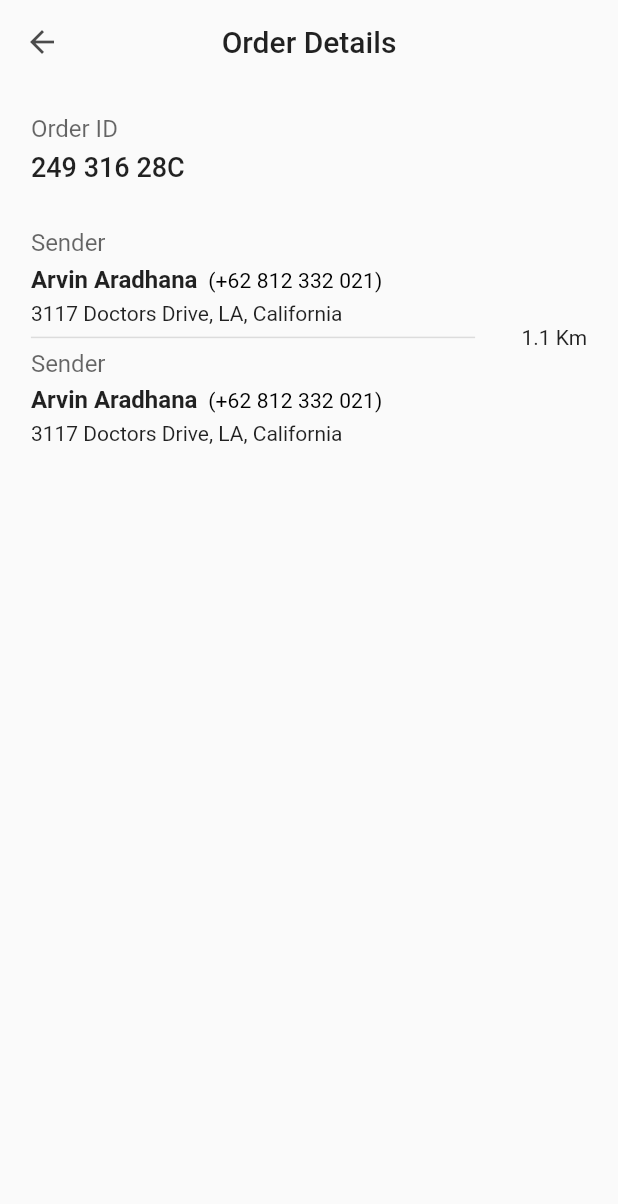
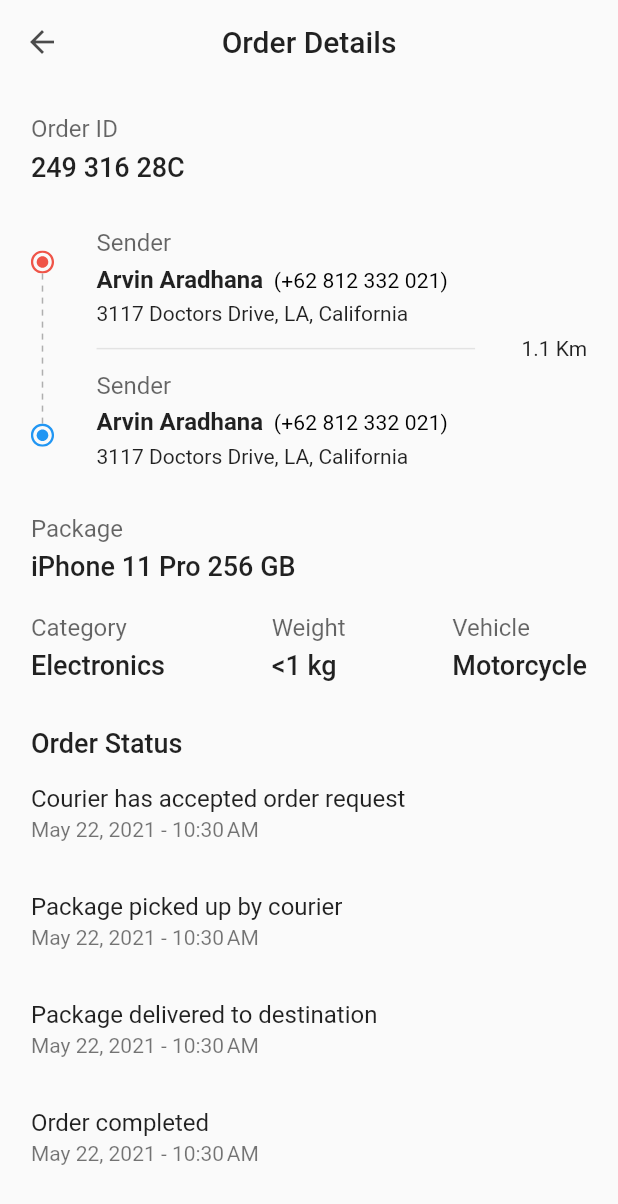
Before and after one commit to gurhankuras/delivery_app, a Flutter app: the OrderDetailPage screen opened directly, on a phone screen of 412 x 824 dp. Shown: the top 1204 px of the screen. Run offline on Flutter 3.47's test engine with Material 2 defaults, Android fonts, the phone set to English and light mode, and no system bars; our stand-ins replace dio, flutter_svg, font_awesome_flutter, google_fonts.

Commit message:
order details page mostly completed

```diff
--- a/lib/dao/order.dart
+++ b/lib/dao/order.dart
@@ -8,6 +8,8 @@ class Order {
   String recipientName;
   String recipientPhoneNumber;
   String recipientAddress;
+
+  List<OrderStatus> orderStates;
 
   String packageName;
   String packageCategory;
@@ -22,12 +24,41 @@ class Order {
     required this.recipientName,
     required this.recipientPhoneNumber,
     required this.recipientAddress,
+    required this.orderStates,
     required this.packageName,
     required this.packageCategory,
     required this.weight,
     required this.vehicleType,
   });
 }
+
+class OrderStatus {
+  String event;
+  DateTime timeStamp;
+  OrderStatus({
+    required this.event,
+    required this.timeStamp,
+  });
+}
+
+final _mockOrderStates = <OrderStatus>[
+  OrderStatus(
+    event: 'Courier has accepted order request',
+    timeStamp: DateTime.now(),
+  ),
+  OrderStatus(
+    event: 'Package picked up by courier',
+    timeStamp: DateTime.now(),
+  ),
+  OrderStatus(
+    event: 'Package delivered to destination',
+    timeStamp: DateTime.now(),
+  ),
+  OrderStatus(
+    event: 'Order completed',
+    timeStamp: DateTime.now(),
+  ),
+];
 
 final mockOrder = Order(
   orderId: "249 316 28C",
@@ -41,4 +72,5 @@ final mockOrder = Order(
   packageName: "iPhone 11 Pro 256 GB",
   vehicleType: "Motorcycle",
   weight: 1,
+  orderStates: _mockOrderStates,
 );
--- /dev/null
+++ b/lib/pages/order_details_page/components/sender_receiver_section.dart
@@ -0,0 +1,73 @@
+import 'package:dotted_line/dotted_line.dart';
+import 'package:flutter/material.dart';
+import 'package:flutter_svg/flutter_svg.dart';
+
+import '../../../dao/order.dart';
+import '../../../utils/size_config.dart';
+import 'sender_reciepient_tile.dart';
+
+class SenderReceiverSection extends StatelessWidget {
+  const SenderReceiverSection({
+    Key? key,
+    required this.order,
+  }) : super(key: key);
+
+  final Order order;
+
+  @override
+  Widget build(BuildContext context) {
+    return Row(
+      mainAxisAlignment: MainAxisAlignment.start,
+      crossAxisAlignment: CrossAxisAlignment.center,
+      children: [
+        buildRouteLine(context),
+        Spacer(),
+        Expanded(
+          flex: 10,
+          child: Column(
+            crossAxisAlignment: CrossAxisAlignment.start,
+            children: [
+              SenderRecipientTile(order: order),
+              Divider(
+                color: Colors.grey.withOpacity(0.25),
+                height: SizeConfig.defaultSize * 3,
+                thickness: 1,
+                endIndent: SizeConfig.defaultSize * 3,
+              ),
+              SenderRecipientTile(order: order),
+            ],
+          ),
+        ),
+        Text('1.1 Km'),
+      ],
+    );
+  }
+
+  Column buildRouteLine(BuildContext context) {
+    return Column(
+      children: [
+        SvgPicture.asset(
+          'assets/svgs/location_circle.svg',
+          color: Theme.of(context).colorScheme.primary,
+          height: SizeConfig.defaultSize * 1.5,
+        ),
+        DottedLine(
+          direction: Axis.vertical,
+          lineLength: 100,
+          lineThickness: 1.0,
+          dashLength: 4.0,
+          dashColor: Colors.black.withOpacity(0.3),
+          dashRadius: 0.0,
+          dashGapLength: 4.0,
+          dashGapColor: Colors.transparent,
+          dashGapRadius: 0.0,
+        ),
+        SvgPicture.asset(
+          'assets/svgs/location_circle.svg',
+          color: Theme.of(context).primaryColor,
+          height: SizeConfig.defaultSize * 1.5,
+        ),
+      ],
+    );
+  }
+}
--- a/lib/pages/order_details_page/sender_reciepient_tile.dart
+++ b/lib/pages/order_details_page/components/sender_reciepient_tile.dart
@@ -1,8 +1,8 @@
-import 'package:delivery_app/utils/size_config.dart';
 import 'package:flutter/material.dart';
 import 'package:flutter/widgets.dart';
 
-import 'package:delivery_app/dao/order.dart';
+import '../../../dao/order.dart';
+import '../../../utils/size_config.dart';
 
 class SenderRecipientTile extends StatelessWidget {
   final Order order;
--- a/lib/pages/order_details_page/order_details_page.dart
+++ b/lib/pages/order_details_page/order_details_page.dart
@@ -1,8 +1,8 @@
-import 'package:delivery_app/pages/order_details_page/sender_reciepient_tile.dart';
-import 'package:delivery_app/utils/size_config.dart';
 import 'package:flutter/material.dart';
 
-import 'package:delivery_app/dao/order.dart';
+import '../../dao/order.dart';
+import '../../utils/size_config.dart';
+import 'order_details_page_body.dart';
 
 class OrderDetailPage extends StatelessWidget {
   final Order order;
@@ -21,53 +21,7 @@ class OrderDetailPage extends StatelessWidget {
       ),
       body: Padding(
         padding: EdgeInsets.all(SizeConfig.defaultSize * 2),
-        child: Column(
-          crossAxisAlignment: CrossAxisAlignment.start,
-          children: [
-            Text(
-              "Order ID",
-              style: Theme.of(context)
-                  .textTheme
-                  .subtitle1
-                  ?.copyWith(color: Colors.black.withOpacity(0.6)),
-            ),
-            SizedBox(
-              height: SizeConfig.defaultSize * 0.5,
-            ),
-            Text(
-              order.orderId,
-              style: Theme.of(context).textTheme.headline6?.copyWith(
-                    fontSize: 18,
-                  ),
-            ),
-            SizedBox(
-              height: SizeConfig.defaultSize * 3,
-            ),
-            Row(
-              mainAxisAlignment: MainAxisAlignment.start,
-              crossAxisAlignment: CrossAxisAlignment.center,
-              children: [
-                Expanded(
-                  child: Column(
-                    crossAxisAlignment: CrossAxisAlignment.start,
-                    children: [
-                      SenderRecipientTile(order: order),
-                      Padding(
-                        padding:
-                            EdgeInsets.only(right: SizeConfig.defaultSize * 3),
-                        child: Divider(
-                          thickness: 1,
-                        ),
-                      ),
-                      SenderRecipientTile(order: order),
-                    ],
-                  ),
-                ),
-                Text('1.1 Km'),
-              ],
-            ),
-          ],
-        ),
+        child: SingleChildScrollView(child: OrderDetailsPageBody(order: order)),
       ),
     );
   }
--- /dev/null
+++ b/lib/pages/order_details_page/order_details_page_body.dart
@@ -0,0 +1,126 @@
+import 'package:flutter/material.dart';
+import 'package:intl/intl.dart';
+
+import '../../dao/order.dart';
+import '../../utils/size_config.dart';
+import 'components/sender_receiver_section.dart';
+
+class OrderDetailsPageBody extends StatelessWidget {
+  const OrderDetailsPageBody({
+    Key? key,
+    required this.order,
+  }) : super(key: key);
+
+  final Order order;
+
+  @override
+  Widget build(BuildContext context) {
+    return Column(
+      crossAxisAlignment: CrossAxisAlignment.start,
+      children: [
+        Text(
+          "Order ID",
+          style: Theme.of(context)
+              .textTheme
+              .subtitle1
+              ?.copyWith(color: Colors.black.withOpacity(0.6)),
+        ),
+        SizedBox(height: SizeConfig.defaultSize * 0.5),
+        Text(
+          order.orderId,
+          style: Theme.of(context).textTheme.headline6?.copyWith(
+                fontSize: 18,
+              ),
+        ),
+        SizedBox(height: SizeConfig.defaultSize * 3),
+        SenderReceiverSection(order: order),
+        SizedBox(height: SizeConfig.defaultSize * 3),
+        Text(
+          "Package",
+          style: Theme.of(context)
+              .textTheme
+              .subtitle1
+              ?.copyWith(color: Colors.black.withOpacity(0.6)),
+        ),
+        SizedBox(height: SizeConfig.defaultSize * 0.5),
+        Text(
+          order.packageName,
+          style: Theme.of(context).textTheme.headline6?.copyWith(
+                fontSize: 18,
+              ),
+        ),
+        SizedBox(height: SizeConfig.defaultSize * 2),
+        buildAdditionalInfo(context),
+        SizedBox(height: SizeConfig.defaultSize * 3),
+        Text(
+          "Order Status",
+          style: Theme.of(context).textTheme.headline6?.copyWith(
+                fontSize: 18,
+              ),
+        ),
+        Column(
+          children: order.orderStates
+              .map(
+                (state) => ListTile(
+                  contentPadding: EdgeInsets.zero,
+                  title: Text(state.event),
+                  subtitle: Text(
+                      '${DateFormat.yMMMMd().format(state.timeStamp)} - ${DateFormat.jm().format(state.timeStamp)}'),
+                ),
+              )
+              .toList(),
+        )
+      ],
+    );
+  }
+
+  Widget buildAdditionalInfo(BuildContext context) {
+    return Row(
+      mainAxisAlignment: MainAxisAlignment.spaceBetween,
+      children: [
+        buildAdditionalInfoSubsection(
+          title: 'Category',
+          content: "Electronics",
+          context: context,
+        ),
+        buildAdditionalInfoSubsection(
+          title: 'Weight',
+          content: "<1 kg",
+          context: context,
+        ),
+        buildAdditionalInfoSubsection(
+          title: 'Vehicle',
+          content: "Motorcycle",
+          context: context,
+        ),
+      ],
+    );
+  }
+
+  Column buildAdditionalInfoSubsection(
+      {required String title,
+      required String content,
+      required BuildContext context}) {
+    return Column(
+      crossAxisAlignment: CrossAxisAlignment.start,
+      children: [
+        Text(
+          title,
+          style: Theme.of(context)
+              .textTheme
+              .subtitle1
+              ?.copyWith(color: Colors.black.withOpacity(0.6)),
+        ),
+        SizedBox(
+          height: SizeConfig.defaultSize * 0.5,
+        ),
+        Text(
+          content,
+          style: Theme.of(context).textTheme.headline6?.copyWith(
+                fontSize: 18,
+              ),
+        )
+      ],
+    );
+  }
+}
--- a/pubspec.yaml
+++ b/pubspec.yaml
@@ -25,9 +25,11 @@ dependencies:
     sdk: flutter
   cupertino_icons: ^1.0.2
   dio: ^4.0.0
+  dotted_line: ^3.0.0
   flutter_svg: ^0.22.0
   font_awesome_flutter: ^9.0.0
   google_fonts: ^2.1.0
+  intl: ^0.17.0
 
 dev_dependencies:
   flutter_test:
```
Also changed, not shown: pubspec.lock.
